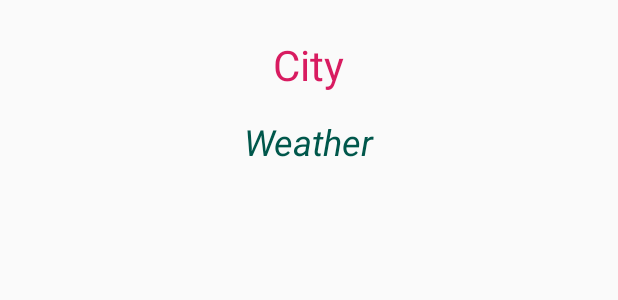
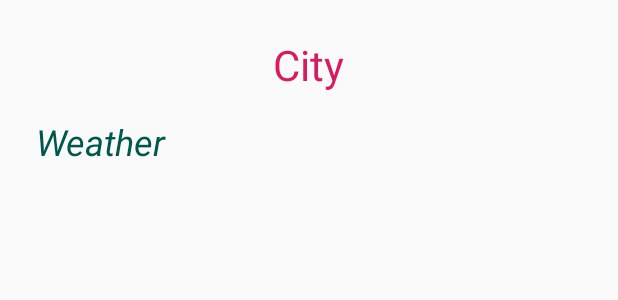
Before and after one commit to bartex12/Android_1, an Android app: the layout activity_main.xml on its own in the app's theme, with its tools: preview values and no code run, on a phone screen of 412 x 824 dp. Shown: the top 300 px of the screen. Run offline under Robolectric (Android 15) with nearby library versions, the phone set to English and light mode, and no system bars.

Commit message:
закончил ДЗ

```diff
--- a/app/src/main/java/com/geekbrains/a1l1_helloworld/ChooseActivity.java
+++ b/app/src/main/java/com/geekbrains/a1l1_helloworld/ChooseActivity.java
@@ -2,12 +2,13 @@ package com.geekbrains.a1l1_helloworld;
 
 import android.content.Intent;
 import android.os.Bundle;
+import android.util.Log;
 import android.view.View;
 import android.widget.Button;
 import android.widget.CheckBox;
 import android.widget.EditText;
+import android.widget.Toast;
 
-import androidx.annotation.NonNull;
 import androidx.appcompat.app.AppCompatActivity;
 
 public class ChooseActivity extends AppCompatActivity {
@@ -17,9 +18,14 @@ public class ChooseActivity extends AppCompatActivity {
     CheckBox checkBoxWind;
     CheckBox checkBoxPressure;
 
+    String city = "";
+
     static String CITY = "CITY";
     static String WIND = "WIND";
     static String PRESSURE = "PRESSURE";
+
+    static String TOWN = "TOWN";
+    static String TAG = "33333";
 
     @Override
     protected void onCreate(Bundle savedInstanceState) {
@@ -29,10 +35,22 @@ public class ChooseActivity extends AppCompatActivity {
         showCityWhether();
     }
 
-    @Override
-    protected void onSaveInstanceState(@NonNull Bundle outState) {
-        super.onSaveInstanceState(outState);
-    }
+    //Если есть id, сохранение происходит автоматически
+//    @Override
+//    protected void onSaveInstanceState(@NonNull Bundle outState) {
+//        super.onSaveInstanceState(outState);
+//        city = editTextCity.getText().toString();
+//        outState.putString(TOWN,city);
+//        Log.d(TAG, "onSaveInstanceState city = "  + city);
+//    }
+//
+//    @Override
+//    protected void onRestoreInstanceState(@NonNull Bundle savedInstanceState) {
+//        super.onRestoreInstanceState(savedInstanceState);
+//        String str = savedInstanceState.getString(TOWN);
+//        editTextCity.setText(str);
+//        Log.d(TAG, "onRestoreInstanceState str = "  + str);
+//    }
 
     private void init(){
         editTextCity = findViewById(R.id.editTextCity);
@@ -45,16 +63,25 @@ public class ChooseActivity extends AppCompatActivity {
         buttonShow.setOnClickListener(new View.OnClickListener() {
             @Override
             public void onClick(View v) {
-                String city = editTextCity.getText().toString();
+                city = editTextCity.getText().toString();
                 boolean isWind = checkBoxWind.isChecked();
                 boolean isPressure = checkBoxPressure.isChecked();
 
-                Intent intent = new Intent(ChooseActivity.this, ShowActivity.class);
-                intent.putExtra(CITY, city);
-                intent.putExtra(WIND, isWind);
-                intent.putExtra(PRESSURE, isPressure);
-                startActivity(intent);
+                if (city.isEmpty()){
+                    Log.d(TAG, "showCityWhether city.isEmpty");
+                    Toast.makeText(ChooseActivity.this, "Введите название города",
+                            Toast.LENGTH_LONG).show();
+                }else {
+                    Intent intent = new Intent(ChooseActivity.this, ShowActivity.class);
+                    intent.putExtra(CITY, city);
+                    intent.putExtra(WIND, isWind);
+                    intent.putExtra(PRESSURE, isPressure);
+                    startActivity(intent);
+                }
+
+
             }
         });
     }
+
 }
--- a/app/src/main/java/com/geekbrains/a1l1_helloworld/ShowActivity.java
+++ b/app/src/main/java/com/geekbrains/a1l1_helloworld/ShowActivity.java
@@ -24,7 +24,6 @@ public class ShowActivity extends AppCompatActivity {
     @Override
     protected void onCreate(Bundle savedInstanceState) {
         super.onCreate(savedInstanceState);
-        //В портретном и ландшафтном вариантах макета цвет текста сделан разным специально
         setContentView(R.layout.activity_main);
 
         city = getIntent().getStringExtra(ChooseActivity.CITY);
@@ -38,12 +37,6 @@ public class ShowActivity extends AppCompatActivity {
         showData();
     }
 
-    @Override
-    protected void onResume() {
-        super.onResume();
-
-    }
-
     private void init(){
         textViewCity = findViewById(R.id.textViewCity);
         greetingsTextView = findViewById(R.id.greetingsTextView);
@@ -53,6 +46,9 @@ public class ShowActivity extends AppCompatActivity {
         textViewPressure = findViewById(R.id.textViewPressure);
     }
 
+    //сохранение погодных данных по городу при поворте экрана не делал в связи с
+    // учебным характером задачи. Поэтому при повороте экрана данные меняются, поскольку
+    //они рандомно формируются в showData(), вызываемом в onCreate() при повороте экрана
     private void showData() {
         String c = getResources().getString(R.string.city) + ": " + city;
         textViewCity.setText(c);
--- a/app/src/main/java/com/geekbrains/a1l1_helloworld/WindBuilder.java
+++ b/app/src/main/java/com/geekbrains/a1l1_helloworld/WindBuilder.java
@@ -4,11 +4,11 @@ import android.content.Context;
 
 import java.util.Random;
 
-public class WindBuilder {
+ class WindBuilder {
 
     String getWindSpeed(Context context){
         Random random = new Random();
-        int rndWindSpeed = random.nextInt(14);
+        int rndWindSpeed = 1 + random.nextInt(14);
         String windSpeed = context.getString(R.string.windSpeed);
         String ms = context.getString(R.string.ms);
         return windSpeed + " " + rndWindSpeed + " " + ms;
--- a/app/src/main/res/layout-land/activity_main.xml
+++ b/app/src/main/res/layout-land/activity_main.xml
@@ -1,25 +1,73 @@
 <?xml version="1.0" encoding="utf-8"?>
 <androidx.constraintlayout.widget.ConstraintLayout
     xmlns:android="http://schemas.android.com/apk/res/android"
-    xmlns:app="http://schemas.android.com/apk/res-auto"
     xmlns:tools="http://schemas.android.com/tools"
     android:layout_width="match_parent"
     android:layout_height="match_parent"
     tools:context=".ShowActivity">
 
+    <LinearLayout
+        android:layout_width="match_parent"
+        android:layout_height="match_parent"
+        android:orientation="vertical">
+
+        <TextView
+            android:id="@+id/textViewCity"
+            android:layout_width="wrap_content"
+            android:layout_height="wrap_content"
+            android:layout_gravity="start"
+            android:layout_marginStart="24dp"
+            android:layout_marginTop="24dp"
+            android:text="@string/city"
+            android:textColor="@color/colorAccent"
+            android:textSize="28sp" />
+
         <TextView
             android:id="@+id/greetingsTextView"
             android:layout_width="wrap_content"
             android:layout_height="wrap_content"
-        android:layout_marginTop="24dp"
+            android:layout_gravity="start"
+            android:layout_marginStart="24dp"
+            android:layout_marginTop="16dp"
             android:text="@string/weather"
-        android:textColor="#3F51B5"
+            android:textColor="@color/colorPrimaryDark"
             android:textSize="24sp"
-        android:textStyle="italic"
-        app:layout_constraintBottom_toBottomOf="parent"
-        app:layout_constraintLeft_toLeftOf="parent"
-        app:layout_constraintRight_toRightOf="parent"
-        app:layout_constraintTop_toTopOf="parent"
-        app:layout_constraintVertical_bias="0.0" />
+            android:textStyle="italic" />
 
+        <TextView
+            android:id="@+id/textViewWhether"
+            android:layout_width="wrap_content"
+            android:layout_height="wrap_content"
+            android:layout_gravity="start"
+            android:layout_marginStart="24dp"
+            android:textColor="@color/colorPrimaryDark"
+            android:textSize="20sp" />
+
+        <TextView
+            android:id="@+id/textViewTemper"
+            android:layout_width="wrap_content"
+            android:layout_height="wrap_content"
+            android:layout_gravity="start"
+            android:layout_marginStart="24dp"
+            android:textColor="@color/colorPrimaryDark"
+            android:textSize="20sp" />
+
+        <TextView
+            android:id="@+id/textViewWind"
+            android:layout_width="wrap_content"
+            android:layout_height="wrap_content"
+            android:layout_gravity="start"
+            android:layout_marginStart="24dp"
+            android:textColor="@color/colorPrimaryDark"
+            android:textSize="20sp" />
+
+        <TextView
+            android:id="@+id/textViewPressure"
+            android:layout_width="wrap_content"
+            android:layout_height="wrap_content"
+            android:layout_gravity="start"
+            android:layout_marginStart="24dp"
+            android:textColor="@color/colorPrimaryDark"
+            android:textSize="20sp" />
+    </LinearLayout>
 </androidx.constraintlayout.widget.ConstraintLayout>
--- a/app/src/main/res/layout/activity_main.xml
+++ b/app/src/main/res/layout/activity_main.xml
@@ -1,7 +1,6 @@
 <?xml version="1.0" encoding="utf-8"?>
 <androidx.constraintlayout.widget.ConstraintLayout
     xmlns:android="http://schemas.android.com/apk/res/android"
-    xmlns:app="http://schemas.android.com/apk/res-auto"
     xmlns:tools="http://schemas.android.com/tools"
     android:layout_width="match_parent"
     android:layout_height="match_parent"
@@ -20,13 +19,14 @@
             android:layout_marginTop="24dp"
             android:text="@string/city"
             android:textColor="@color/colorAccent"
-            android:textSize="28dp" />
+            android:textSize="28sp" />
 
         <TextView
             android:id="@+id/greetingsTextView"
             android:layout_width="wrap_content"
             android:layout_height="wrap_content"
-            android:layout_gravity="center_horizontal"
+            android:layout_gravity="start"
+            android:layout_marginStart="24dp"
             android:layout_marginTop="16dp"
             android:text="@string/weather"
             android:textColor="@color/colorPrimaryDark"
```
Lines whose indentation alone changed are shown as unchanged.
